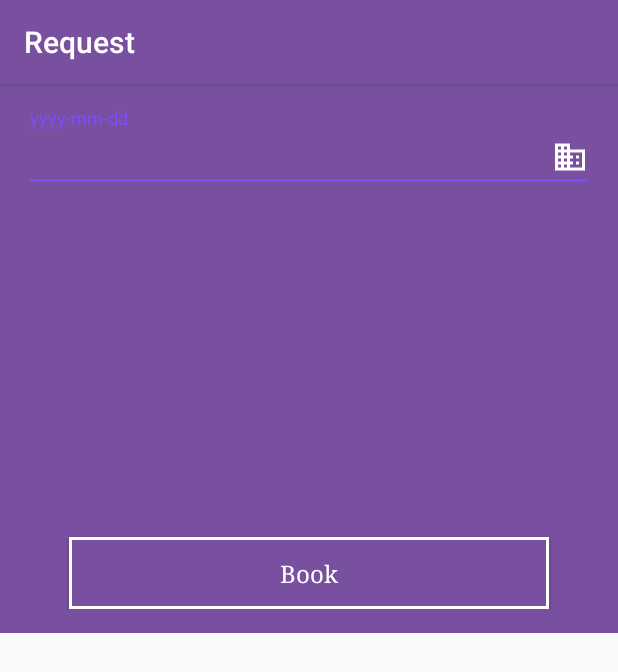
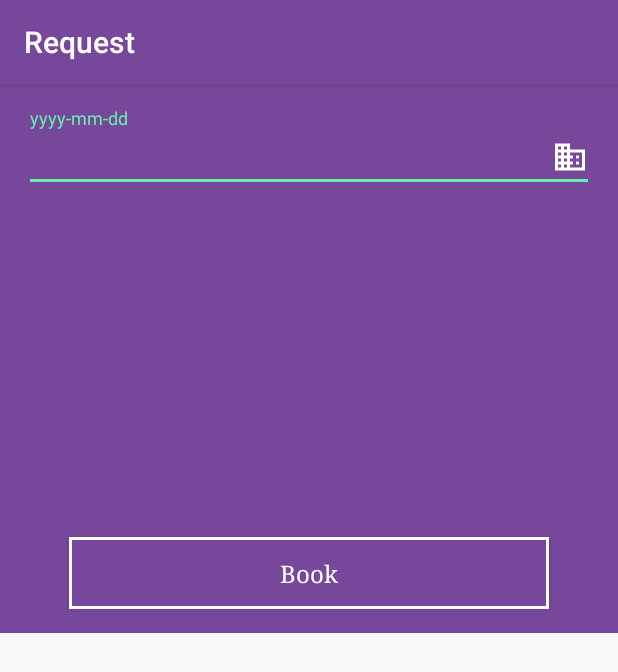
Before and after one commit to aashishvanand/ProjectorRequest, an Android app: the Request screen opened directly, with no data from a screen before it, on a phone screen of 412 x 824 dp. Shown: the top 672 px of the screen. Run offline under Robolectric (Android 15) with nearby library versions, the light colour scheme and no system bars; our stand-ins replace Volley; libraries missing offline, so code that uses them is left out: com.codetroopers.betterpickers, fr.ganfra.materialspinner; plain views replace MaterialSpinner; network calls fail; 15 statements that could not run were skipped.

Commit message:
Fixed Colour Scheme(Rajalskhmi), Fixed date in layout

```diff
--- a/app/src/main/java/com/aashish/projectorrequest/Request.java
+++ b/app/src/main/java/com/aashish/projectorrequest/Request.java
@@ -157,6 +157,7 @@ public class Request extends AppCompatActivity  {
 
 
     }
+
     public void getCurrentDate(View view) {
         Calendar calendar = Calendar.getInstance();
         SimpleDateFormat mdformat = new SimpleDateFormat("yyyy / MM / dd ");
--- a/app/src/main/res/layout/activity_request.xml
+++ b/app/src/main/res/layout/activity_request.xml
@@ -10,10 +10,11 @@
 <ScrollView
     android:layout_width="match_parent"
     android:layout_height="match_parent">
+
 <LinearLayout
     android:id="@+id/activity_request"
     android:layout_width="match_parent"
-    android:layout_height="match_parent"
+    android:layout_height="wrap_content"
     android:orientation="vertical"
     android:paddingBottom="@dimen/activity_vertical_margin"
     android:paddingLeft="@dimen/activity_horizontal_margin"
@@ -30,7 +31,7 @@
         android:layout_width="match_parent"
         android:layout_height="wrap_content"
         android:id="@+id/date"
-        android:hint="yyyy-mm-dd"
+        android:hint="@string/yyyy_mm_dd"
         android:onClick="setDate"
         android:textColor="@color/white"
         android:maxLength="10"
@@ -80,6 +81,7 @@
         app:ms_alignLabels="false"
         android:backgroundTint="#FFF"
         android:popupBackground="@color/colorAccent" />
+
     <fr.ganfra.materialspinner.MaterialSpinner
         android:id="@+id/year"
         android:layout_width="match_parent"
@@ -100,6 +102,7 @@
         app:ms_alignLabels="false"
         android:backgroundTint="#FFF"
         android:popupBackground="@color/colorAccent" />
+
     <fr.ganfra.materialspinner.MaterialSpinner
         android:id="@+id/dept"
         android:layout_width="match_parent"
@@ -120,6 +123,7 @@
         app:ms_alignLabels="false"
         android:backgroundTint="#FFF"
         android:popupBackground="@color/colorAccent" />
+
     <fr.ganfra.materialspinner.MaterialSpinner
         android:id="@+id/sec"
         android:layout_width="match_parent"
@@ -154,7 +158,7 @@
         android:padding="12dp"
         android:hint="Book"
         android:textColorHint="#fff"
-        android:textSize="16dp"
+        android:textSize="16sp"
         tools:ignore="HardcodedText" />
 
 </LinearLayout>
--- a/app/src/main/res/values/colors.xml
+++ b/app/src/main/res/values/colors.xml
@@ -1,8 +1,8 @@
 <?xml version="1.0" encoding="utf-8"?>
 <resources>
-    <color name="colorPrimary">#79509F</color>
-    <color name="colorPrimaryDark">#7B1FA2</color>
-    <color name="colorAccent">#7C4DFF</color>
+    <color name="colorPrimary">#77479C</color>
+    <color name="colorPrimaryDark">#691A99</color>
+    <color name="colorAccent">#68EFAD</color>
     <color name="lightPrimaryColor">#E1BEE7</color>
     <color name="text">#FFFFFF</color>
     <color name="primaryText">#212121</color>
@@ -13,6 +13,6 @@
     <color name="btn_bg">#3e4a56</color>
     <color name="transparent">#80000000</color>
     <color name="indigo">#3964C3</color>
-    <color name="pink">#CA27AC</color>
+    <color name="rajalakshmi">#7A1EA1</color>
 
 </resources>
--- a/app/src/main/res/values/strings.xml
+++ b/app/src/main/res/values/strings.xml
@@ -59,5 +59,6 @@
     <string name="hour6">Hour 6</string>
     <string name="hour7">Hour 7</string>
     <string name="hour8">Hour 8</string>
+    <string name="yyyy_mm_dd">yyyy-mm-dd</string>
 
 </resources>
```
Also changed, not shown: app/src/main/java/com/aashish/projectorrequest/DetailedView.java (+7 -7 lines), app/src/main/java/com/aashish/projectorrequest/MainActivity.java (+4 -9 lines), app/src/main/res/layout/activity_login.xml (+3 -6 lines).
